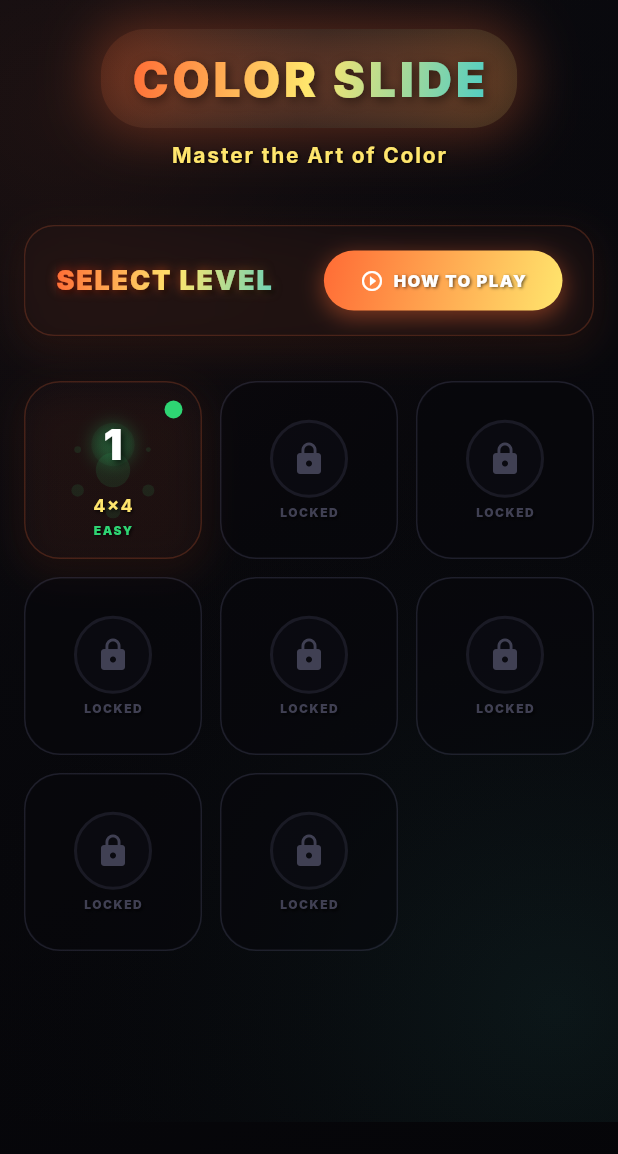
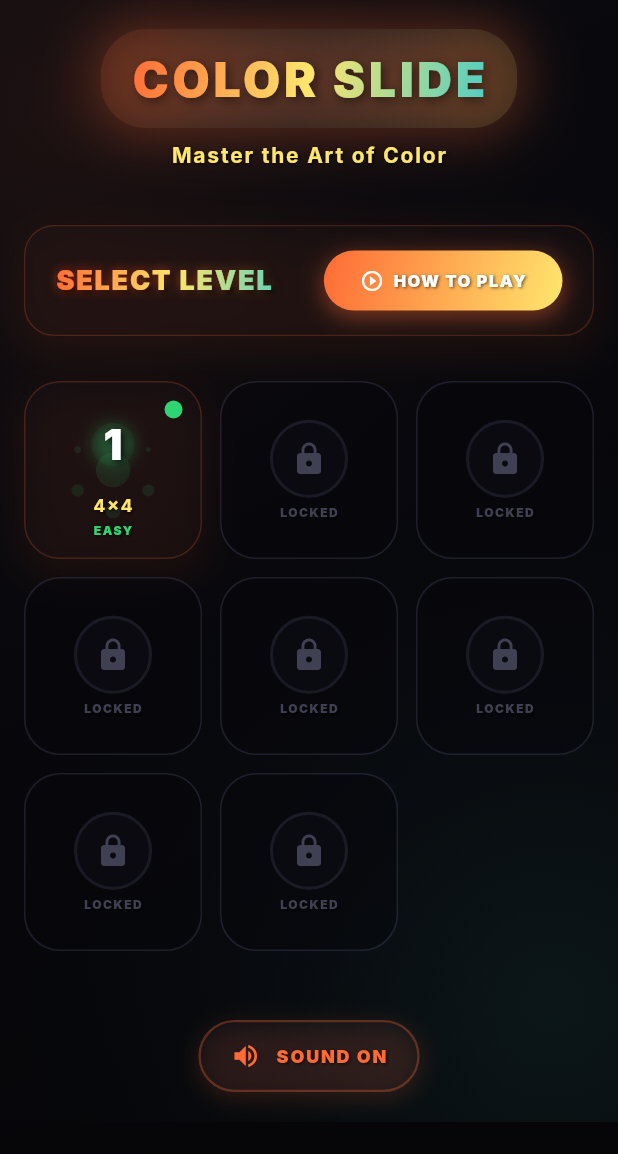
Before and after one commit to AgendeasSolution/color-slide, a Flutter app: the screen it shows after launch, on a phone screen of 412 x 824 dp. Shown: the top 1154 px of the screen. Run offline on Flutter 3.47's test engine with Material 3 defaults, Android fonts, the phone set to English and light mode, and no system bars; our stand-ins replace audioplayers, google_mobile_ads, shared_preferences; network calls fail; Roboto replaces fonts that are missing (Inter).

Commit message:
Add sound toggle functionality to home screen
- Introduced a sound state variable to manage sound settings.
- Implemented methods to load and toggle sound state.
- Added a sound toggle button with visual feedback for sound status.
- Updated UI to reflect sound state changes dynamically.

```diff
--- a/lib/screens/home_screen.dart
+++ b/lib/screens/home_screen.dart
@@ -75,6 +75,9 @@ class _HomeScreenState extends State<HomeScreen> with TickerProviderStateMixin {
   // Particle system
   List<Particle> _particles = [];
 
+  // Sound state
+  bool _isSoundEnabled = true;
+
   @override
   void initState() {
     super.initState();
@@ -82,6 +85,21 @@ class _HomeScreenState extends State<HomeScreen> with TickerProviderStateMixin {
     // _initializeParticles(); // Disabled to prevent crashes
     _initializeSoundService();
     _loadProgress();
+    _loadSoundState();
+  }
+
+  void _loadSoundState() {
+    setState(() {
+      _isSoundEnabled = SoundService.instance.isSoundEnabled;
+    });
+  }
+
+  void _toggleSound() {
+    SoundService.instance.playButtonTap();
+    SoundService.instance.toggleSound();
+    setState(() {
+      _isSoundEnabled = SoundService.instance.isSoundEnabled;
+    });
   }
 
   Future<void> _initializeSoundService() async {
@@ -886,6 +904,87 @@ class _HomeScreenState extends State<HomeScreen> with TickerProviderStateMixin {
                           Expanded(
                             child: _buildLevelGrid(isTablet),
                           ),
+
+                          const SizedBox(height: 24),
+
+                          // Sound toggle button
+                          Container(
+                            height: isTablet ? 50 : 48,
+                            decoration: BoxDecoration(
+                              borderRadius: BorderRadius.circular(24),
+                              gradient: LinearGradient(
+                                colors: _isSoundEnabled
+                                    ? [
+                                        AppColors.bgCard.withOpacity(0.2),
+                                        AppColors.bgCardHover.withOpacity(0.1),
+                                      ]
+                                    : [
+                                        AppColors.bgCard.withOpacity(0.15),
+                                        AppColors.bgCardHover.withOpacity(0.08),
+                                      ],
+                                begin: Alignment.topLeft,
+                                end: Alignment.bottomRight,
+                              ),
+                              border: Border.all(
+                                color: _isSoundEnabled
+                                    ? AppColors.primary.withOpacity(0.3)
+                                    : AppColors.textMuted.withOpacity(0.3),
+                                width: 1.5,
+                              ),
+                              boxShadow: [
+                                BoxShadow(
+                                  color: _isSoundEnabled
+                                      ? AppColors.primary.withOpacity(0.15)
+                                      : Colors.black.withOpacity(0.2),
+                                  blurRadius: 12,
+                                  spreadRadius: 1,
+                                  offset: const Offset(0, 4),
+                                ),
+                              ],
+                            ),
+                            child: Material(
+                              color: Colors.transparent,
+                              child: InkWell(
+                                onTap: _toggleSound,
+                                borderRadius: BorderRadius.circular(24),
+                                child: Padding(
+                                  padding: const EdgeInsets.symmetric(horizontal: 20),
+                                  child: Row(
+                                    mainAxisSize: MainAxisSize.min,
+                                    mainAxisAlignment: MainAxisAlignment.center,
+                                    children: [
+                                      Icon(
+                                        _isSoundEnabled ? Icons.volume_up : Icons.volume_off,
+                                        color: _isSoundEnabled
+                                            ? AppColors.primary
+                                            : AppColors.textMuted,
+                                        size: isTablet ? 22 : 20,
+                                      ),
+                                      const SizedBox(width: 10),
+                                      Text(
+                                        _isSoundEnabled ? 'SOUND ON' : 'SOUND OFF',
+                                        style: TextStyle(
+                                          fontSize: isTablet ? 14 : 12,
+                                          fontWeight: FontWeight.w900,
+                                          color: _isSoundEnabled
+                                              ? AppColors.primary
+                                              : AppColors.textMuted,
+                                          letterSpacing: 1.2,
+                                          shadows: [
+                                            Shadow(
+                                              color: Colors.black.withOpacity(0.6),
+                                              offset: const Offset(1, 1),
+                                              blurRadius: 2,
+                                            ),
+                                          ],
+                                        ),
+                                      ),
+                                    ],
+                                  ),
+                                ),
+                              ),
+                            ),
+                          ),
                         ],
                       ),
                     ),
```
